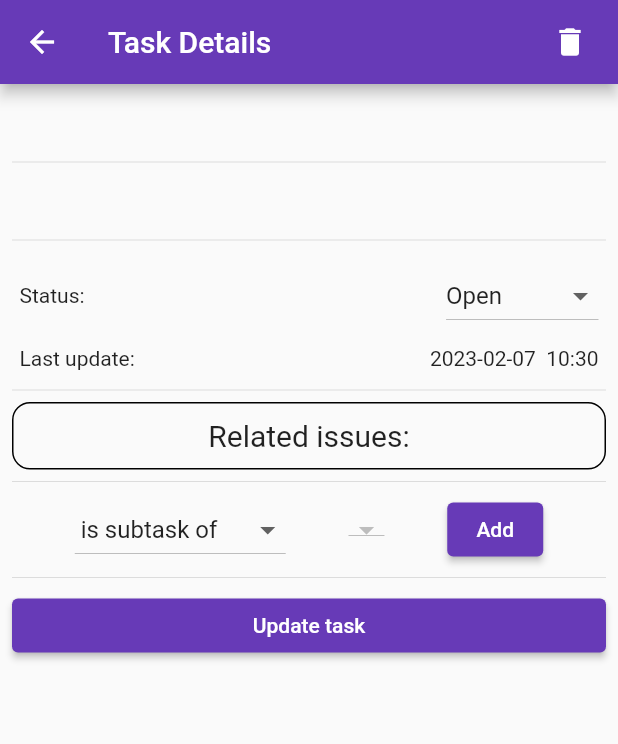
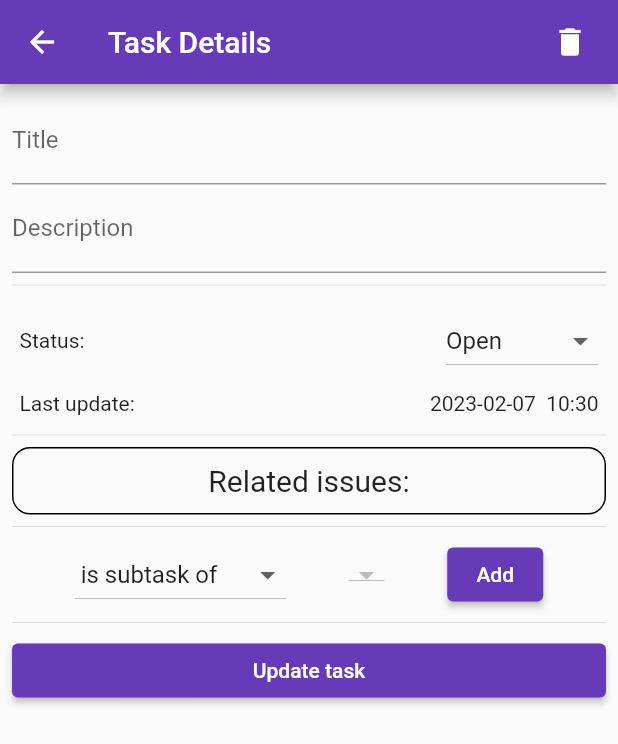
Before and after one commit to zholdoshov/dig_app, a Flutter app: the TaskDetails screen opened directly with empty values, on a phone screen of 412 x 824 dp. Shown: the top 744 px of the screen. Run offline on Flutter 3.47's test engine with Material 2 defaults, Android fonts, the phone set to English and light mode, and no system bars; our stand-ins replace go_router, tuple.

Commit message:
tested 4 widgets on 02/07/23 at 5:18am

```diff
--- a/lib/main.dart
+++ b/lib/main.dart
@@ -32,6 +32,5 @@ void main() {
       ),
     ),
     title: 'Task App',
-    // home: MainPage(),
   ));
 }
--- a/lib/models/task_model.dart
+++ b/lib/models/task.dart
@@ -1,5 +1,5 @@
-import 'package:myapp/models/task_status_model.dart';
-import 'package:myapp/models/task_relation_model.dart';
+import 'package:myapp/models/task_status.dart';
+import 'package:myapp/models/task_relation.dart';
 import 'package:tuple/tuple.dart';
 
 class Task {
--- a/lib/screens/task_details.dart
+++ b/lib/screens/task_details.dart
@@ -1,10 +1,10 @@
 // ignore_for_file: file_names, must_be_immutable
 
 import 'package:flutter/material.dart';
-import 'package:myapp/models/task_model.dart';
-import 'package:myapp/models/task_relation_model.dart';
+import 'package:myapp/models/task.dart';
+import 'package:myapp/models/task_relation.dart';
 import 'package:myapp/util/app_state.dart';
-import 'package:myapp/models/task_status_model.dart';
+import 'package:myapp/models/task_status.dart';
 import 'package:myapp/screens/home_page.dart';
 import 'package:tuple/tuple.dart';
 import 'package:intl/intl.dart';
@@ -15,10 +15,15 @@ import '../util/delete_task.dart';
 class TaskDetails extends StatefulWidget {
   Task task;
 
+  final TextEditingController _titleController = TextEditingController();
+  final TextEditingController _descriptionController = TextEditingController();
+
   TaskStatus modifiedStatus = TaskStatus.Open;
   Set<Tuple2<TaskRelation, Task>> modifiedRelatedTasks = {};
 
   TaskDetails({super.key, required this.task}) {
+    _titleController.text = task.title;
+    _descriptionController.text = task.description;
     modifiedStatus = task.status;
     modifiedRelatedTasks = task.relatedTasks;
   }
@@ -30,38 +35,60 @@ class TaskDetails extends StatefulWidget {
 class _TaskDetailsState extends State<TaskDetails> {
   static const String _title = 'Task Details';
 
+  final _formKey = GlobalKey<FormState>();
+
+  @override
+  void dispose() {
+    super.dispose();
+    widget._titleController.dispose();
+    widget._descriptionController.dispose();
+  }
+
   @override
   Widget build(BuildContext context) {
     return Scaffold(
       appBar: AppBar(
         title: const Text(_title),
         actions: [
-          DeleteTaskButton(widget: widget),
+          DeleteTaskButton(key: const Key('deleteTaskButton'), widget: widget),
         ],
       ),
       body: Container(
         padding: const EdgeInsets.all(8.0),
         child: ListView(
           children: [
+            Form(
+              key: _formKey,
+              child: Column(
+                children: [
                   // Task title
-            Padding(
-              padding: const EdgeInsets.only(
-                  left: 4.0, top: 5.0, right: 4.0, bottom: 8.0),
-              child: Container(
-                alignment: Alignment.topLeft,
-                child: Text(widget.task.title,
-                    style: const TextStyle(fontSize: 20.0)),
+                  TextFormField(
+                    key: const Key('taskTitle'),
+                    decoration: const InputDecoration(
+                      labelText: 'Title',
                     ),
+                    controller: widget._titleController,
+                    validator: (value) {
+                      if (value == null || value.isEmpty) {
+                        return 'Empty field!';
+                      }
+                      return null;
+                    },
                   ),
-            const Divider(),
-            // Task description
-            Padding(
-              padding: const EdgeInsets.only(bottom: 8.0),
-              child: Container(
-                alignment: Alignment.topLeft,
-                padding: const EdgeInsets.all(5.0),
-                child: Text(widget.task.description,
-                    style: const TextStyle(fontSize: 15.0)),
+                  TextFormField(
+                    key: const Key('taskDescription'),
+                    decoration: const InputDecoration(
+                      labelText: 'Description',
+                    ),
+                    controller: widget._descriptionController,
+                    validator: (value) {
+                      if (value == null || value.isEmpty) {
+                        return 'Empty field!';
+                      }
+                      return null;
+                    },
+                  ),
+                ],
               ),
             ),
             const Divider(),
@@ -121,6 +148,9 @@ class _TaskDetailsState extends State<TaskDetails> {
   ElevatedButton updateTask(BuildContext context) {
     return ElevatedButton(
       onPressed: () {
+        if (_formKey.currentState!.validate()) {
+          widget.task.title = widget._titleController.value.text;
+          widget.task.description = widget._descriptionController.value.text;
           widget.task.status = widget.modifiedStatus;
           widget.task.updateTime = DateTime.now();
           widget.task.relatedTasks = widget.modifiedRelatedTasks;
@@ -140,6 +170,7 @@ class _TaskDetailsState extends State<TaskDetails> {
             context,
             MaterialPageRoute(builder: (context) => const HomePage()),
           );
+        }
       },
       child: const Text('Update task'),
     );
--- a/lib/util/add_related_issue.dart
+++ b/lib/util/add_related_issue.dart
@@ -3,8 +3,8 @@
 import 'package:flutter/material.dart';
 import 'package:tuple/tuple.dart';
 
-import '../models/task_model.dart';
-import '../models/task_relation_model.dart';
+import '../models/task.dart';
+import '../models/task_relation.dart';
 import '../screens/task_details.dart';
 import 'app_state.dart';
 
--- a/lib/util/app_state.dart
+++ b/lib/util/app_state.dart
@@ -1,8 +1,8 @@
 // ignore_for_file: non_constant_identifier_names
 
-import 'package:myapp/models/task_model.dart';
-import 'package:myapp/models/task_status_model.dart';
-import 'package:myapp/models/task_relation_model.dart';
+import 'package:myapp/models/task.dart';
+import 'package:myapp/models/task_status.dart';
+import 'package:myapp/models/task_relation.dart';
 
 class AppState {
   static final List<Task> _tasks = [
--- a/lib/util/show_task_list.dart
+++ b/lib/util/show_task_list.dart
@@ -3,8 +3,8 @@
 import 'package:flutter/material.dart';
 import 'package:myapp/screens/task_details.dart';
 
-import '../models/task_model.dart';
-import '../models/task_status_model.dart';
+import '../models/task.dart';
+import '../models/task_status.dart';
 import 'app_state.dart';
 
 class TaskList extends StatefulWidget {
@@ -60,6 +60,7 @@ class _TaskListState extends State<TaskList> {
         Padding(
           padding: const EdgeInsets.all(10.0),
           child: ListView.builder(
+            key: const Key("taskList"),
             scrollDirection: Axis.vertical,
             shrinkWrap: true,
             itemCount: widget._visibleTasks.length,
@@ -72,6 +73,7 @@ class _TaskListState extends State<TaskList> {
                 child: ListTile(
                   title: Text(task.title),
                   trailing: IconButton(
+                      key: const Key("goToTask"),
                       icon: const Icon(Icons.edit),
                       onPressed: () {
                         Navigator.push(
--- a/pubspec.yaml
+++ b/pubspec.yaml
@@ -40,7 +40,7 @@ dependencies:
   hive_flutter: ^1.1.0
   intl: ^0.18.0
   go_router: ^6.0.1
-  provider: ^5.0.0
+  provider:
   tuple: ^2.0.1
 
 dev_dependencies:
@@ -56,7 +56,6 @@ dev_dependencies:
   # rules and activating additional ones.
   flutter_lints: ^2.0.0
   mocktail: ^0.3.0
-  # mockito: ^5.3.2
 
 # For information on the generic Dart part of this file, see the
 # following page: https://dart.dev/tools/pub/pubspec
```
Also changed, not shown: lib/forms/add_task_form.dart (+9 -6 lines), lib/models/task_relation.dart (renamed from lib/models/task_relation_model.dart), lib/models/task_status.dart (renamed from lib/models/task_status_model.dart), 1 other file. Lines whose indentation alone changed are shown as unchanged.
